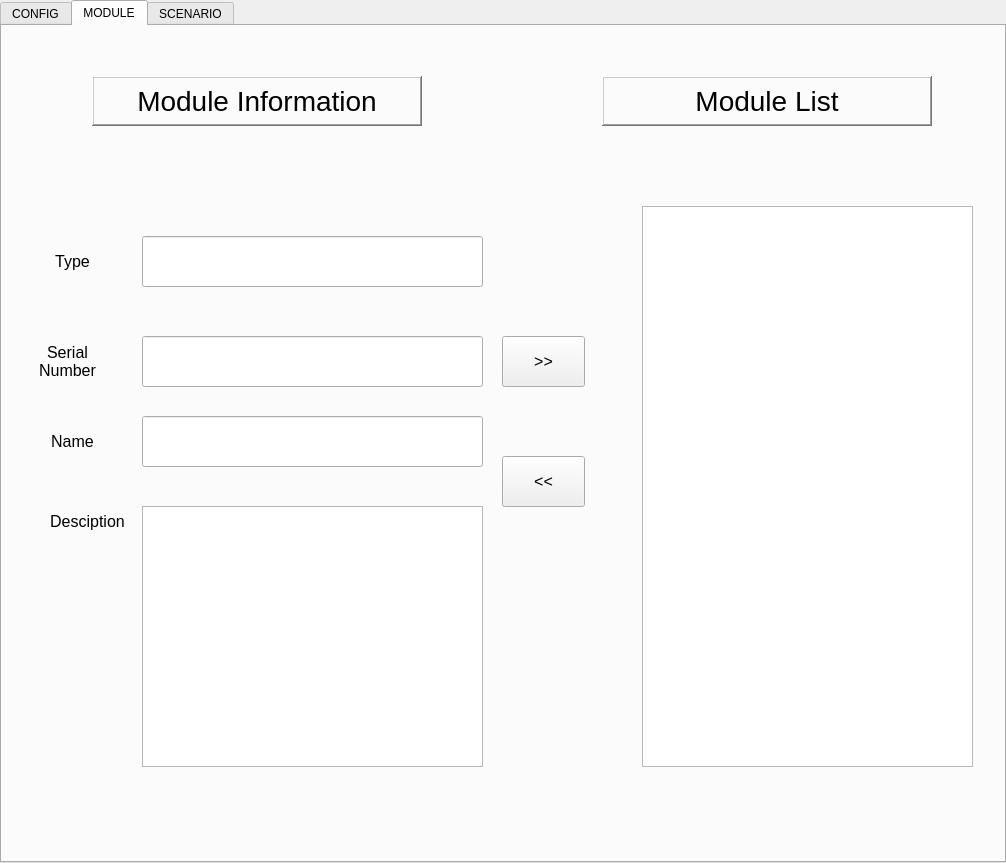
Old version of the form siteApps/CDMSTester/CDMSTesterApp/project/Setup.ui in the repository Sangil-Lee/Work.
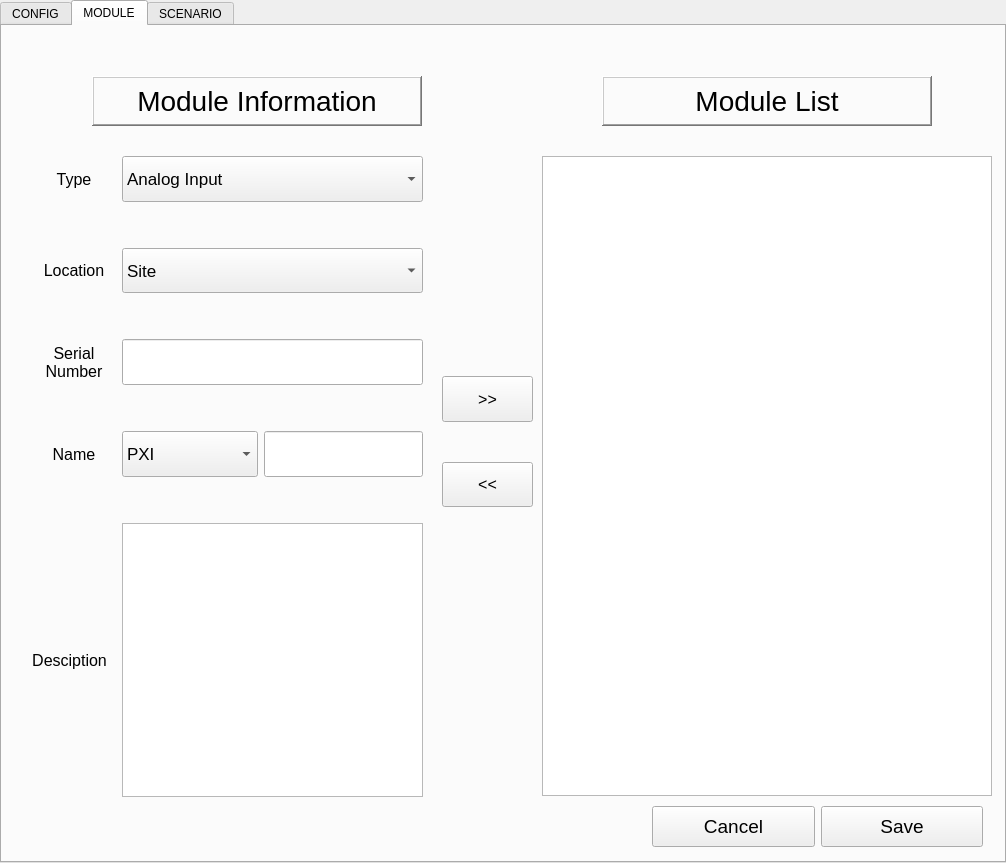
New version of the form. The open tabs and pages were chosen to show the change.

Commit message: Module config of setup

Diff of the .ui file:
```diff
--- a/siteApps/CDMSTester/CDMSTesterApp/project/Setup.ui
+++ b/siteApps/CDMSTester/CDMSTesterApp/project/Setup.ui
@@ -505,102 +505,441 @@
      <number>2</number>
     </property>
    </widget>
-   <widget class="QListWidget" name="listWidget">
+   <widget class="QWidget" name="verticalLayoutWidget">
     <property name="geometry">
      <rect>
-      <x>640</x>
-      <y>180</y>
-      <width>331</width>
-      <height>561</height>
+      <x>440</x>
+      <y>350</y>
+      <width>91</width>
+      <height>131</height>
      </rect>
     </property>
+    <layout class="QVBoxLayout" name="verticalLayout_4" stretch="6,0,6">
+     <property name="spacing">
+      <number>0</number>
+     </property>
+     <item>
+      <widget class="QPushButton" name="addmodlist">
+       <property name="sizePolicy">
+        <sizepolicy hsizetype="Minimum" vsizetype="Expanding">
+         <horstretch>0</horstretch>
+         <verstretch>0</verstretch>
+        </sizepolicy>
+       </property>
+       <property name="font">
+        <font>
+         <pointsize>12</pointsize>
+        </font>
+       </property>
+       <property name="text">
+        <string>&gt;&gt;</string>
+       </property>
+      </widget>
+     </item>
+     <item>
+      <spacer name="verticalSpacer">
+       <property name="orientation">
+        <enum>Qt::Vertical</enum>
+       </property>
+       <property name="sizeHint" stdset="0">
+        <size>
+         <width>20</width>
+         <height>40</height>
+        </size>
+       </property>
+      </spacer>
+     </item>
+     <item>
+      <widget class="QPushButton" name="delmodlist">
+       <property name="sizePolicy">
+        <sizepolicy hsizetype="Minimum" vsizetype="Expanding">
+         <horstretch>0</horstretch>
+         <verstretch>0</verstretch>
+        </sizepolicy>
+       </property>
+       <property name="font">
+        <font>
+         <pointsize>12</pointsize>
+        </font>
+       </property>
+       <property name="text">
+        <string>&lt;&lt;</string>
+       </property>
+      </widget>
+     </item>
+    </layout>
    </widget>
-   <widget class="QPushButton" name="pushButton">
-    <property name="geometry">
-     <rect>
-      <x>500</x>
-      <y>310</y>
-      <width>83</width>
-      <height>51</height>
-     </rect>
-    </property>
-    <property name="font">
-     <font>
-      <pointsize>12</pointsize>
-     </font>
-    </property>
-    <property name="text">
-     <string>&gt;&gt;</string>
-    </property>
-   </widget>
-   <widget class="QPushButton" name="pushButton_2">
-    <property name="geometry">
-     <rect>
-      <x>500</x>
-      <y>430</y>
-      <width>83</width>
-      <height>51</height>
-     </rect>
-    </property>
-    <property name="font">
-     <font>
-      <pointsize>12</pointsize>
-     </font>
-    </property>
-    <property name="text">
-     <string>&lt;&lt;</string>
-    </property>
-   </widget>
-   <widget class="QLabel" name="label_6">
+   <widget class="QWidget" name="horizontalLayoutWidget_3">
     <property name="geometry">
      <rect>
       <x>30</x>
-      <y>220</y>
-      <width>81</width>
-      <height>31</height>
+      <y>130</y>
+      <width>391</width>
+      <height>641</height>
      </rect>
     </property>
-    <property name="font">
-     <font>
-      <pointsize>12</pointsize>
-     </font>
-    </property>
-    <property name="text">
-     <string>Type</string>
-    </property>
-    <property name="alignment">
-     <set>Qt::AlignCenter</set>
-    </property>
-   </widget>
-   <widget class="QLabel" name="label_7">
-    <property name="geometry">
-     <rect>
-      <x>10</x>
-      <y>310</y>
-      <width>111</width>
-      <height>51</height>
-     </rect>
-    </property>
-    <property name="font">
-     <font>
-      <pointsize>12</pointsize>
-     </font>
-    </property>
-    <property name="text">
-     <string>Serial 
+    <layout class="QHBoxLayout" name="horizontalLayout_3">
+     <item>
+      <layout class="QVBoxLayout" name="verticalLayout_5" stretch="2,0,2,0,2,0,2,0,12">
+       <item>
+        <widget class="QLabel" name="label_6">
+         <property name="sizePolicy">
+          <sizepolicy hsizetype="Preferred" vsizetype="Expanding">
+           <horstretch>0</horstretch>
+           <verstretch>0</verstretch>
+          </sizepolicy>
+         </property>
+         <property name="font">
+          <font>
+           <pointsize>12</pointsize>
+          </font>
+         </property>
+         <property name="text">
+          <string>Type</string>
+         </property>
+         <property name="alignment">
+          <set>Qt::AlignCenter</set>
+         </property>
+        </widget>
+       </item>
+       <item>
+        <spacer name="verticalSpacer_5">
+         <property name="orientation">
+          <enum>Qt::Vertical</enum>
+         </property>
+         <property name="sizeHint" stdset="0">
+          <size>
+           <width>20</width>
+           <height>40</height>
+          </size>
+         </property>
+        </spacer>
+       </item>
+       <item>
+        <widget class="QLabel" name="label_7">
+         <property name="sizePolicy">
+          <sizepolicy hsizetype="Preferred" vsizetype="Expanding">
+           <horstretch>0</horstretch>
+           <verstretch>0</verstretch>
+          </sizepolicy>
+         </property>
+         <property name="font">
+          <font>
+           <pointsize>12</pointsize>
+          </font>
+         </property>
+         <property name="text">
+          <string>Location</string>
+         </property>
+         <property name="alignment">
+          <set>Qt::AlignCenter</set>
+         </property>
+        </widget>
+       </item>
+       <item>
+        <spacer name="verticalSpacer_6">
+         <property name="orientation">
+          <enum>Qt::Vertical</enum>
+         </property>
+         <property name="sizeHint" stdset="0">
+          <size>
+           <width>20</width>
+           <height>40</height>
+          </size>
+         </property>
+        </spacer>
+       </item>
+       <item>
+        <widget class="QLabel" name="label_19">
+         <property name="sizePolicy">
+          <sizepolicy hsizetype="Preferred" vsizetype="Expanding">
+           <horstretch>0</horstretch>
+           <verstretch>0</verstretch>
+          </sizepolicy>
+         </property>
+         <property name="font">
+          <font>
+           <pointsize>12</pointsize>
+          </font>
+         </property>
+         <property name="text">
+          <string>Serial
 Number</string>
-    </property>
-    <property name="alignment">
-     <set>Qt::AlignCenter</set>
-    </property>
+         </property>
+         <property name="alignment">
+          <set>Qt::AlignCenter</set>
+         </property>
+        </widget>
+       </item>
+       <item>
+        <spacer name="verticalSpacer_16">
+         <property name="orientation">
+          <enum>Qt::Vertical</enum>
+         </property>
+         <property name="sizeHint" stdset="0">
+          <size>
+           <width>20</width>
+           <height>40</height>
+          </size>
+         </property>
+        </spacer>
+       </item>
+       <item>
+        <widget class="QLabel" name="label_8">
+         <property name="sizePolicy">
+          <sizepolicy hsizetype="Preferred" vsizetype="Expanding">
+           <horstretch>0</horstretch>
+           <verstretch>0</verstretch>
+          </sizepolicy>
+         </property>
+         <property name="font">
+          <font>
+           <pointsize>12</pointsize>
+          </font>
+         </property>
+         <property name="text">
+          <string>Name</string>
+         </property>
+         <property name="alignment">
+          <set>Qt::AlignCenter</set>
+         </property>
+        </widget>
+       </item>
+       <item>
+        <spacer name="verticalSpacer_7">
+         <property name="orientation">
+          <enum>Qt::Vertical</enum>
+         </property>
+         <property name="sizeHint" stdset="0">
+          <size>
+           <width>20</width>
+           <height>40</height>
+          </size>
+         </property>
+        </spacer>
+       </item>
+       <item>
+        <widget class="QLabel" name="label_9">
+         <property name="sizePolicy">
+          <sizepolicy hsizetype="Preferred" vsizetype="Expanding">
+           <horstretch>0</horstretch>
+           <verstretch>0</verstretch>
+          </sizepolicy>
+         </property>
+         <property name="font">
+          <font>
+           <pointsize>12</pointsize>
+          </font>
+         </property>
+         <property name="text">
+          <string>Desciption  </string>
+         </property>
+         <property name="alignment">
+          <set>Qt::AlignCenter</set>
+         </property>
+        </widget>
+       </item>
+      </layout>
+     </item>
+     <item>
+      <layout class="QVBoxLayout" name="verticalLayout_6" stretch="2,0,2,0,2,0,2,0,12">
+       <item>
+        <widget class="QComboBox" name="modtype">
+         <property name="sizePolicy">
+          <sizepolicy hsizetype="Preferred" vsizetype="Expanding">
+           <horstretch>0</horstretch>
+           <verstretch>0</verstretch>
+          </sizepolicy>
+         </property>
+         <property name="font">
+          <font>
+           <pointsize>13</pointsize>
+          </font>
+         </property>
+         <item>
+          <property name="text">
+           <string>Analog Input</string>
+          </property>
+         </item>
+         <item>
+          <property name="text">
+           <string>Analog Output</string>
+          </property>
+         </item>
+         <item>
+          <property name="text">
+           <string>Digital Input</string>
+          </property>
+         </item>
+         <item>
+          <property name="text">
+           <string>Digital Output</string>
+          </property>
+         </item>
+        </widget>
+       </item>
+       <item>
+        <spacer name="verticalSpacer_2">
+         <property name="orientation">
+          <enum>Qt::Vertical</enum>
+         </property>
+         <property name="sizeHint" stdset="0">
+          <size>
+           <width>20</width>
+           <height>40</height>
+          </size>
+         </property>
+        </spacer>
+       </item>
+       <item>
+        <widget class="QComboBox" name="modloc">
+         <property name="sizePolicy">
+          <sizepolicy hsizetype="Preferred" vsizetype="Expanding">
+           <horstretch>0</horstretch>
+           <verstretch>0</verstretch>
+          </sizepolicy>
+         </property>
+         <property name="font">
+          <font>
+           <pointsize>13</pointsize>
+          </font>
+         </property>
+         <item>
+          <property name="text">
+           <string>Site</string>
+          </property>
+         </item>
+         <item>
+          <property name="text">
+           <string>Plant</string>
+          </property>
+         </item>
+        </widget>
+       </item>
+       <item>
+        <spacer name="verticalSpacer_15">
+         <property name="orientation">
+          <enum>Qt::Vertical</enum>
+         </property>
+         <property name="sizeHint" stdset="0">
+          <size>
+           <width>20</width>
+           <height>40</height>
+          </size>
+         </property>
+        </spacer>
+       </item>
+       <item>
+        <widget class="QLineEdit" name="modsernum">
+         <property name="sizePolicy">
+          <sizepolicy hsizetype="Expanding" vsizetype="Expanding">
+           <horstretch>0</horstretch>
+           <verstretch>0</verstretch>
+          </sizepolicy>
+         </property>
+         <property name="font">
+          <font>
+           <pointsize>13</pointsize>
+          </font>
+         </property>
+        </widget>
+       </item>
+       <item>
+        <spacer name="verticalSpacer_3">
+         <property name="orientation">
+          <enum>Qt::Vertical</enum>
+         </property>
+         <property name="sizeHint" stdset="0">
+          <size>
+           <width>20</width>
+           <height>40</height>
+          </size>
+         </property>
+        </spacer>
+       </item>
+       <item>
+        <layout class="QHBoxLayout" name="horizontalLayout_5" stretch="2,0">
+         <item>
+          <widget class="QComboBox" name="modkind">
+           <property name="sizePolicy">
+            <sizepolicy hsizetype="Preferred" vsizetype="Expanding">
+             <horstretch>0</horstretch>
+             <verstretch>0</verstretch>
+            </sizepolicy>
+           </property>
+           <property name="font">
+            <font>
+             <pointsize>13</pointsize>
+            </font>
+           </property>
+           <item>
+            <property name="text">
+             <string>PXI</string>
+            </property>
+           </item>
+           <item>
+            <property name="text">
+             <string>RTP</string>
+            </property>
+           </item>
+          </widget>
+         </item>
+         <item>
+          <widget class="QLineEdit" name="modname">
+           <property name="sizePolicy">
+            <sizepolicy hsizetype="Expanding" vsizetype="Expanding">
+             <horstretch>0</horstretch>
+             <verstretch>0</verstretch>
+            </sizepolicy>
+           </property>
+           <property name="font">
+            <font>
+             <pointsize>13</pointsize>
+            </font>
+           </property>
+          </widget>
+         </item>
+        </layout>
+       </item>
+       <item>
+        <spacer name="verticalSpacer_4">
+         <property name="orientation">
+          <enum>Qt::Vertical</enum>
+         </property>
+         <property name="sizeHint" stdset="0">
+          <size>
+           <width>20</width>
+           <height>40</height>
+          </size>
+         </property>
+        </spacer>
+       </item>
+       <item>
+        <widget class="QTextEdit" name="moddesc">
+         <property name="sizePolicy">
+          <sizepolicy hsizetype="Expanding" vsizetype="Expanding">
+           <horstretch>0</horstretch>
+           <verstretch>0</verstretch>
+          </sizepolicy>
+         </property>
+         <property name="font">
+          <font>
+           <pointsize>13</pointsize>
+          </font>
+         </property>
+        </widget>
+       </item>
+      </layout>
+     </item>
+    </layout>
    </widget>
-   <widget class="QLabel" name="label_8">
+   <widget class="QListWidget" name="modlist">
     <property name="geometry">
      <rect>
-      <x>30</x>
-      <y>400</y>
-      <width>81</width>
-      <height>31</height>
+      <x>540</x>
+      <y>130</y>
+      <width>450</width>
+      <height>640</height>
      </rect>
     </property>
     <property name="font">
@@ -608,73 +947,54 @@
       <pointsize>12</pointsize>
      </font>
     </property>
-    <property name="text">
-     <string>Name</string>
-    </property>
-    <property name="alignment">
-     <set>Qt::AlignCenter</set>
-    </property>
    </widget>
-   <widget class="QLabel" name="label_9">
+   <widget class="QWidget" name="horizontalLayoutWidget_6">
     <property name="geometry">
      <rect>
-      <x>30</x>
-      <y>480</y>
-      <width>111</width>
-      <height>31</height>
+      <x>650</x>
+      <y>780</y>
+      <width>331</width>
+      <height>41</height>
      </rect>
     </property>
-    <property name="font">
-     <font>
-      <pointsize>12</pointsize>
-     </font>
-    </property>
-    <property name="text">
-     <string>Desciption</string>
-    </property>
-    <property name="alignment">
-     <set>Qt::AlignCenter</set>
-    </property>
-   </widget>
-   <widget class="QLineEdit" name="modtype">
-    <property name="geometry">
-     <rect>
-      <x>140</x>
-      <y>210</y>
-      <width>341</width>
-      <height>51</height>
-     </rect>
-    </property>
-   </widget>
-   <widget class="QLineEdit" name="lineEdit_2">
-    <property name="geometry">
-     <rect>
-      <x>140</x>
-      <y>310</y>
-      <width>341</width>
-      <height>51</height>
-     </rect>
-    </property>
-   </widget>
-   <widget class="QLineEdit" name="lineEdit_3">
-    <property name="geometry">
-     <rect>
-      <x>140</x>
-      <y>390</y>
-      <width>341</width>
-      <height>51</height>
-     </rect>
-    </property>
-   </widget>
-   <widget class="QTextEdit" name="textEdit">
-    <property name="geometry">
-     <rect>
-      <x>140</x>
-      <y>480</y>
-      <width>341</width>
-      <height>261</height>
-     </rect>
-    </property>
+    <layout class="QHBoxLayout" name="horizontalLayout_7">
+     <item>
+      <widget class="QPushButton" name="modcancel">
+       <property name="sizePolicy">
+        <sizepolicy hsizetype="Minimum" vsizetype="Expanding">
+         <horstretch>0</horstretch>
+         <verstretch>0</verstretch>
+        </sizepolicy>
+       </property>
+       <property name="font">
+        <font>
+         <pointsize>14</pointsize>
+        </font>
+       </property>
+       <property name="text">
+        <string>Cancel</string>
+       </property>
+      </widget>
+     </item>
+     <item>
+      <widget class="QPushButton" name="modsave">
+       <property name="sizePolicy">
+        <sizepolicy hsizetype="Minimum" vsizetype="Expanding">
+         <horstretch>0</horstretch>
+         <verstretch>0</verstretch>
+        </sizepolicy>
+       </property>
+       <property name="font">
+        <font>
+         <pointsize>14</pointsize>
+        </font>
+       </property>
+       <property name="text">
+        <string>Save</string>
+       </property>
+      </widget>
+     </item>
+    </layout>
    </widget>
   </widget>
   <widget class="QWidget" name="senario_tab">
```
Left out of the diff: 565 changed lines with no effect on the pictures. The commit also changes 5 other files.
